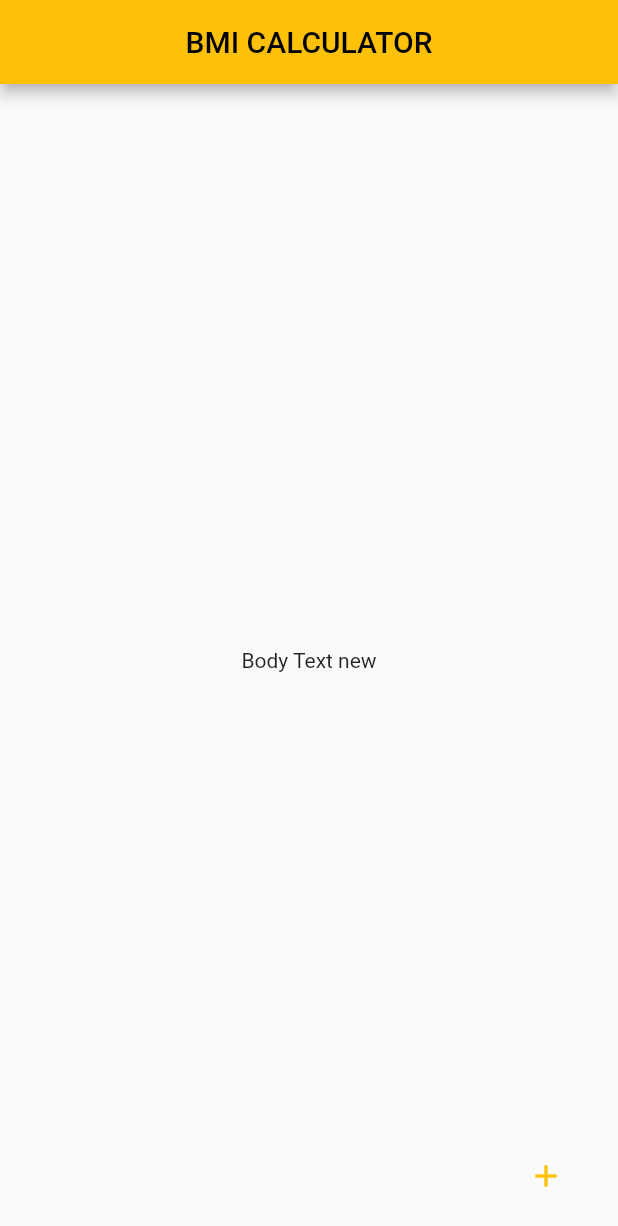
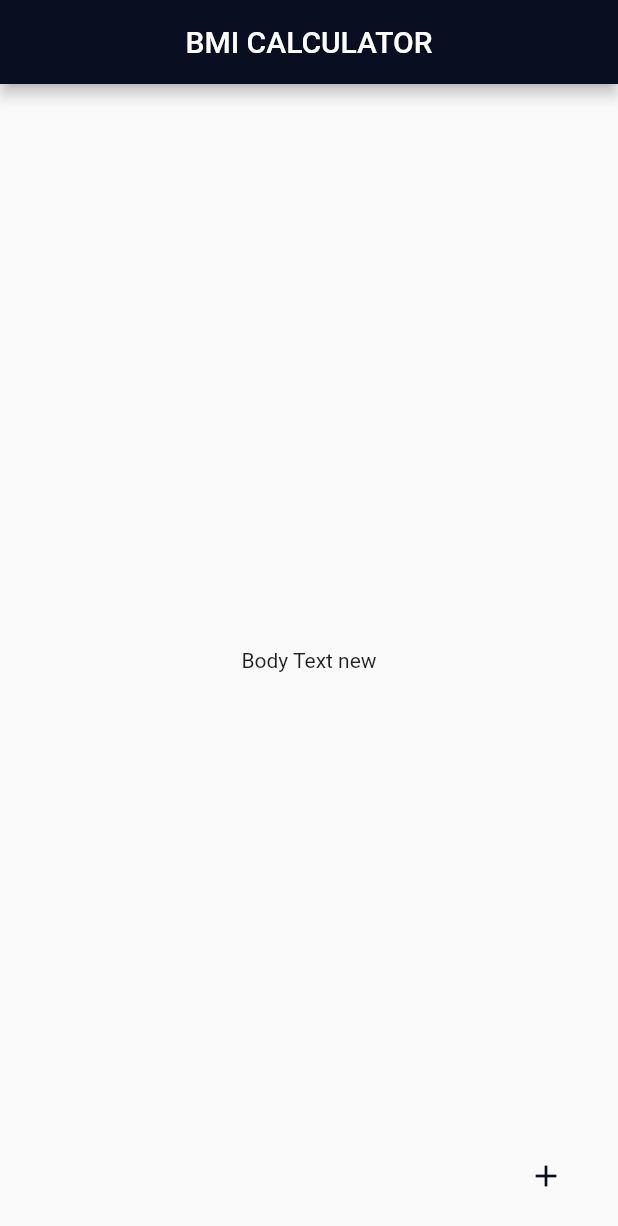
Before and after one commit to gartservice/bmi_calculator, a Flutter app: the screen it shows after launch, on a phone screen of 412 x 824 dp. Shown: the top 1226 px of the screen. Run offline on Flutter 3.47's test engine with Material 2 defaults, Android fonts, the phone set to English and light mode, and no system bars.

Commit message:
colorScheme used

```diff
--- a/lib/main.dart
+++ b/lib/main.dart
@@ -7,7 +7,9 @@ class BMICalculator extends StatelessWidget {
   Widget build(BuildContext context) {
     return MaterialApp(
       theme: ThemeData(
-        primarySwatch: Colors.amber,
+        colorScheme: ColorScheme.light(
+          primary: Color(0xFF0A0E21),
+        ),
 
       ),
       home: InputPage(),
```
